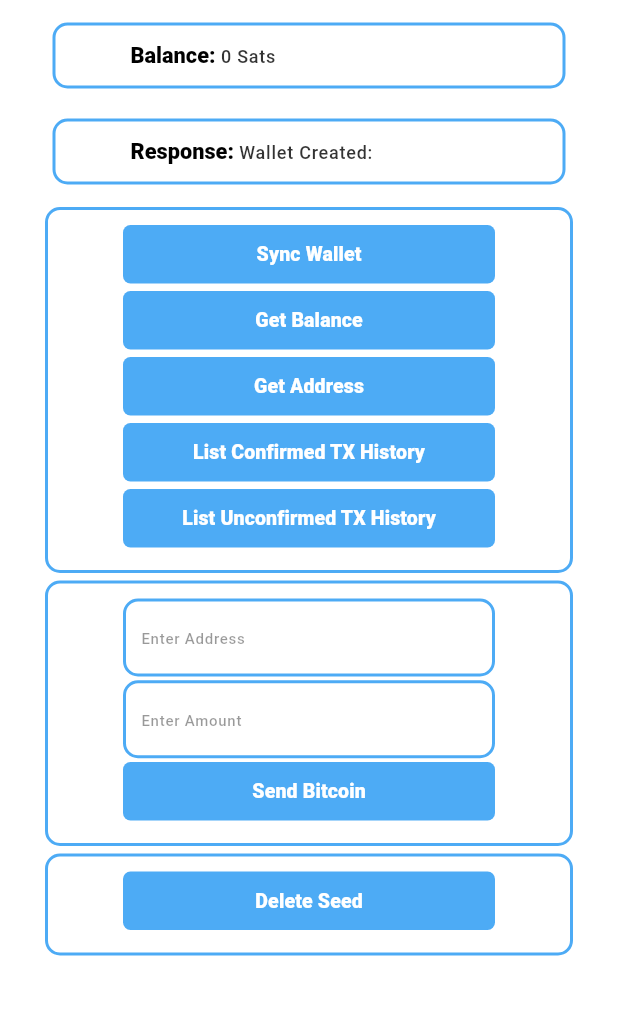
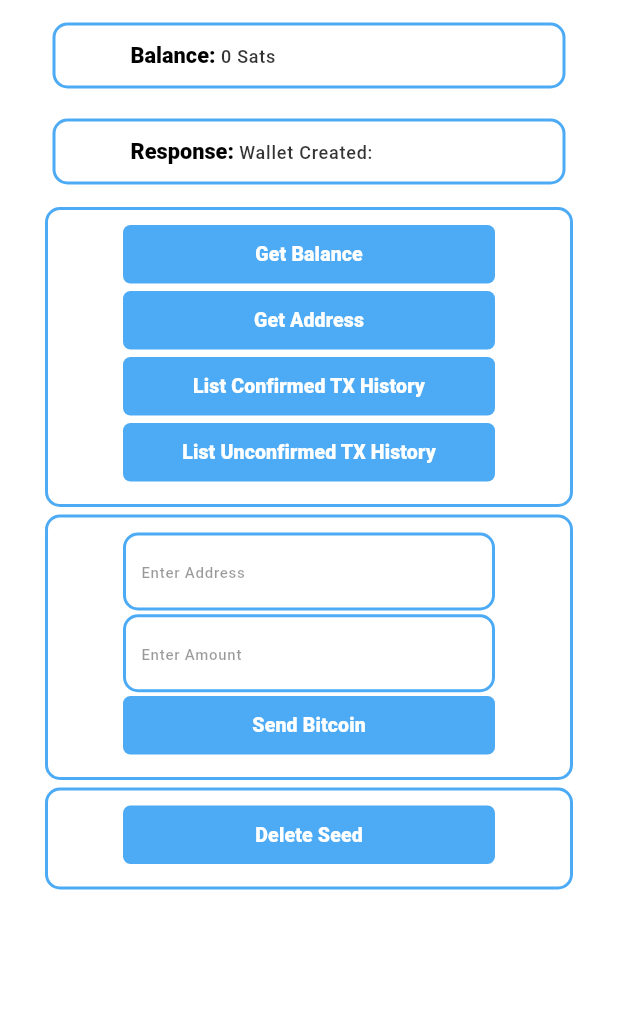
Before and after one commit to bowlarbear/nord, a Flutter app: the Home screen opened directly, after a tap on "List Unconfirmed TX History", on a phone screen of 412 x 824 dp, the part 69-1084 px from its top. Run offline on Flutter 3.47's test engine with Material 3 defaults, Android fonts, the phone set to English and light mode, and no system bars; missing offline and left inert: bdk_flutter.

Commit message:
removed the deprecated sync button

```diff
--- a/lib/screens/home.dart
+++ b/lib/screens/home.dart
@@ -116,6 +116,7 @@ class _HomeState extends State<Home> {
   //returns the balance of the currently loaded wallet
   //TODO prints are for debugging only and should be removed
   getBalance() async {
+    await syncWallet();
     final bal = await bdk.getBalance(wallet);
     print(bal.total);
     setState(() {
@@ -154,6 +155,7 @@ class _HomeState extends State<Home> {
 
   //TODO prints are for debugging only and should be removed
   listConfirmedTransactions() async {
+    await syncWallet();
     final confirmed = await bdk.getConfirmedTransactions(wallet);
     setState(() {
       displayText = "You have ${confirmed.length} confirmed transactions";
@@ -185,6 +187,7 @@ class _HomeState extends State<Home> {
 
   //TODO prints are for debugging only and should be removed
   listUnconfirmedTransactions() async {
+    await syncWallet();
     final unConfirmed = await bdk.getUnConfirmedTransactions(wallet);
     setState(() {
       displayText = "You have ${unConfirmed.length} unConfirmed transactions";
@@ -221,7 +224,6 @@ class _HomeState extends State<Home> {
     );
     //TODO need to figure out how to wait for syncWallet to resolve before proceeding, this is not currently working with just nested async await calls
     print('Getting Balance...');
-    await syncWallet();
     await getBalance();
   }
 
@@ -253,12 +255,6 @@ class _HomeState extends State<Home> {
                         mainAxisAlignment: MainAxisAlignment.start,
                         crossAxisAlignment: CrossAxisAlignment.center,
                         children: [
-                      SubmitButton(
-                        text: "Sync Wallet",
-                        callback: () async {
-                          await syncWallet();
-                        },
-                      ),
                       SubmitButton(
                         callback: () async {
                           await getBalance();
```
